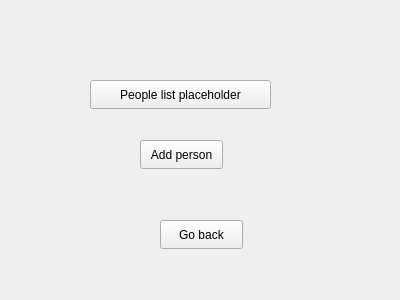
First picture: the form in FilmManager/peoplelistviewwidget.ui, repository Zachaly/Jipp_Projekt_ZS_NS, before the edit.
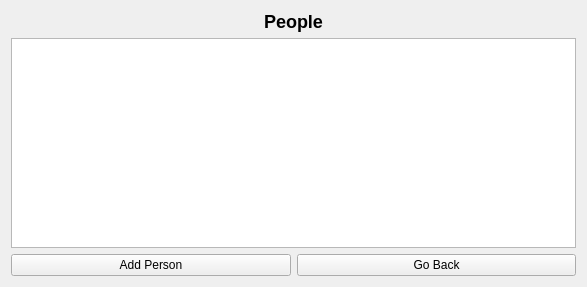
Second picture: the form after the edit.

Commit message: Feature/add people management (#3)

```diff
--- a/FilmManager/peoplelistviewwidget.ui
+++ b/FilmManager/peoplelistviewwidget.ui
@@ -6,52 +6,49 @@
    <rect>
     <x>0</x>
     <y>0</y>
-    <width>400</width>
-    <height>300</height>
+    <width>587</width>
+    <height>287</height>
    </rect>
   </property>
   <property name="windowTitle">
    <string>Form</string>
   </property>
-  <widget class="QPushButton" name="personButton">
-   <property name="geometry">
-    <rect>
-     <x>90</x>
-     <y>80</y>
-     <width>181</width>
-     <height>29</height>
-    </rect>
+  <layout class="QVBoxLayout" name="verticalLayout">
+   <item>
+    <widget class="QLabel" name="labelTitle">
+     <property name="styleSheet">
+      <string notr="true">font-weight: bold; font-size: 18px;</string>
    </property>
    <property name="text">
-    <string>People list placeholder</string>
-   </property>
-  </widget>
+      <string>People</string>
+     </property>
+     <property name="alignment">
+      <set>Qt::AlignmentFlag::AlignCenter</set>
+     </property>
+    </widget>
+   </item>
+   <item>
+    <widget class="QListWidget" name="peopleListWidget"/>
+   </item>
+   <item>
+    <layout class="QHBoxLayout" name="buttonLayout">
+     <item>
   <widget class="QPushButton" name="addPersonButton">
-   <property name="geometry">
-    <rect>
-     <x>140</x>
-     <y>140</y>
-     <width>83</width>
-     <height>29</height>
-    </rect>
-   </property>
    <property name="text">
-    <string>Add person</string>
-   </property>
-  </widget>
+        <string>Add Person</string>
+       </property>
+      </widget>
+     </item>
+     <item>
   <widget class="QPushButton" name="goBackButton">
-   <property name="geometry">
-    <rect>
-     <x>160</x>
-     <y>220</y>
-     <width>83</width>
-     <height>29</height>
-    </rect>
-   </property>
    <property name="text">
-    <string>Go back</string>
-   </property>
-  </widget>
+        <string>Go Back</string>
+       </property>
+      </widget>
+     </item>
+    </layout>
+   </item>
+  </layout>
  </widget>
  <resources/>
  <connections/>
```
Left out of the diff: 2 changed lines with no effect on the pictures. Lines whose indentation alone changed are shown as unchanged. The commit also changes 22 other files.
